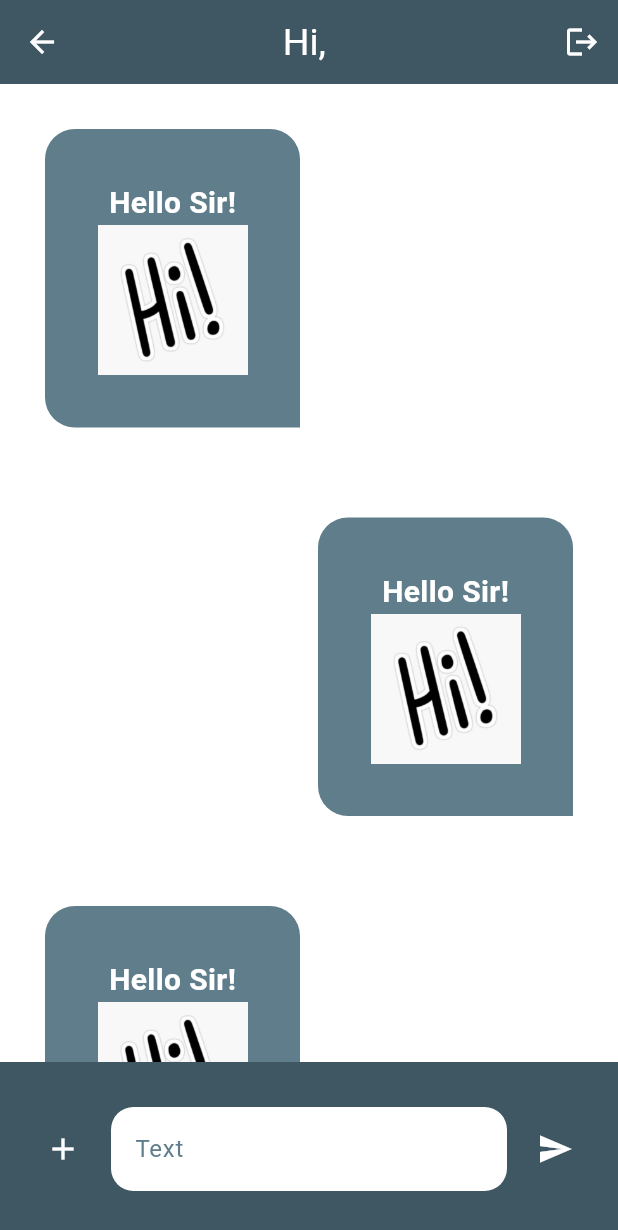
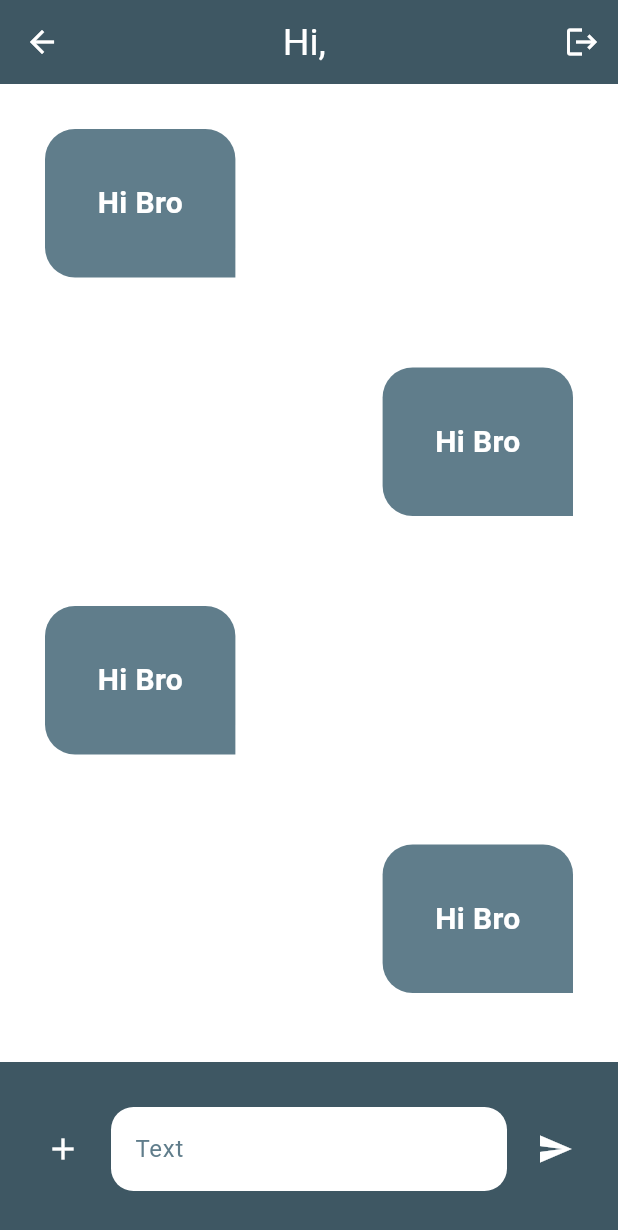
Before and after one commit to Hieng-Phun/Chat_App, a Flutter app: the Chat screen opened directly with empty values, on a phone screen of 412 x 824 dp. Shown: the top 1230 px of the screen. Run offline on Flutter 3.47's test engine with Material 3 defaults, Android fonts, the phone set to English and light mode, and no system bars; missing offline and left inert: social_media_buttons.

```diff
--- /dev/null
+++ b/lib/Models/ChatMessage_entity.dart
@@ -0,0 +1,23 @@
+// ignore_for_file: file_names
+
+class ChatMessageEntity {
+  int id;
+  String text;
+  String? imageUrl;
+  Author author;
+  int createAt;
+
+  ChatMessageEntity({
+    required this.id,
+    required this.text,
+    required this.createAt,
+    this.imageUrl,
+    required this.author,
+  });
+}
+
+class Author {
+  String name;
+
+  Author({required this.name});
+}
--- a/lib/Widget/chat_bubble.dart
+++ b/lib/Widget/chat_bubble.dart
@@ -1,12 +1,13 @@
 // ignore_for_file: unnecessary_string_interpolations
 
 import 'package:flutter/material.dart';
+import 'package:flutter_application/Models/ChatMessage_entity.dart';
 
 class ChatBubble extends StatelessWidget {
-  final String message;
+  final ChatMessageEntity entity;
   final Alignment alignment;
 
-  const ChatBubble({super.key, required this.message, required this.alignment});
+  const ChatBubble({super.key, required this.alignment, required this.entity});
 
   @override
   Widget build(BuildContext context) {
@@ -27,14 +28,15 @@ class ChatBubble extends StatelessWidget {
           mainAxisSize: MainAxisSize.min,
           children: [
             Text(
-              "$message",
+              "${entity.text}",
               style: TextStyle(
                 fontSize: 20,
                 fontWeight: FontWeight.bold,
                 color: Colors.white,
               ),
             ),
-            Image.asset("assets/hi.jpg", height: 100),
+            if (entity.imageUrl != null)
+              Image.asset("${entity.imageUrl}", height: 100),
           ],
         ),
       ),
--- a/lib/chat_page.dart
+++ b/lib/chat_page.dart
@@ -1,4 +1,5 @@
 import 'package:flutter/material.dart';
+import 'package:flutter_application/Models/ChatMessage_entity.dart';
 import 'package:flutter_application/Widget/chat_bubble.dart';
 import 'package:flutter_application/Widget/chat_input.dart';
 
@@ -37,7 +38,12 @@ class Chat extends StatelessWidget {
                       index % 2 == 0
                           ? Alignment.centerLeft
                           : Alignment.centerRight,
-                  message: "Hello Sir!",
+                  entity: ChatMessageEntity(
+                    id: 01,
+                    text: "Hi Bro",
+                    createAt: DateTime.now().microsecondsSinceEpoch,
+                    author: Author(name: "Hieng"),
+                  ),
                 );
               },
             ),
```
